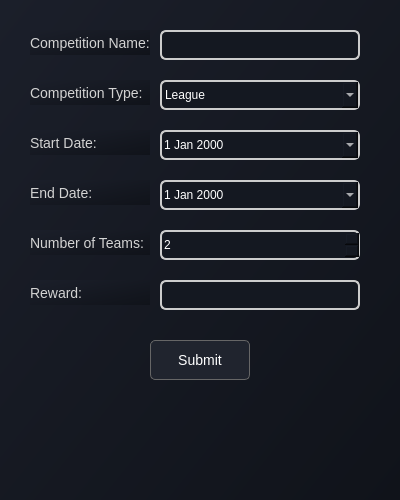
Above: addcompetitionwindow.ui from Azer-khadhraoui/ALDAWRY-FOOTBALL before the change. Below: the same form after it.
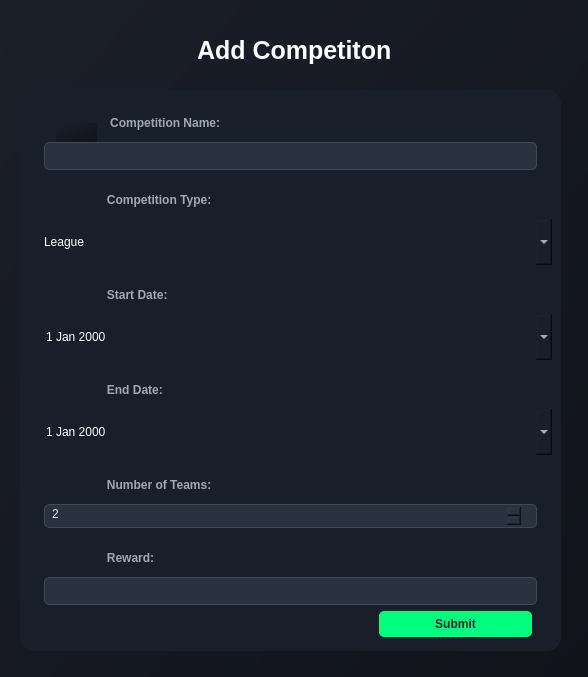
That is the form after the change. Icons and pictures are not drawn.

Patch:
```diff
--- a/addcompetitionwindow.ui
+++ b/addcompetitionwindow.ui
@@ -6,8 +6,8 @@
    <rect>
     <x>0</x>
     <y>0</y>
-    <width>400</width>
-    <height>500</height>
+    <width>588</width>
+    <height>677</height>
    </rect>
   </property>
   <property name="windowTitle">
@@ -16,262 +16,409 @@
   <property name="styleSheet">
    <string notr="true">background: qlineargradient(x1:0, y1:0, x2:1, y2:1, stop:0 #1b1f2a, stop:1 #10131a);</string>
   </property>
-
-  <!-- Competition Name -->
-  <widget class="QLabel" name="label_comp_name">
+  <widget class="QWidget" name="widget" native="true">
    <property name="geometry">
     <rect>
-     <x>30</x>
-     <y>30</y>
-     <width>120</width>
-     <height>25</height>
+     <x>20</x>
+     <y>90</y>
+     <width>541</width>
+     <height>561</height>
     </rect>
    </property>
    <property name="styleSheet">
-    <string notr="true">color: #D3D3D3; font-size: 14px;</string>
+    <string notr="true">background-color: rgb(25, 31, 42);
+    color: #FFFFFF;
+    font-family: 'Segoe UI', Arial, sans-serif;
+    font-size: 12px;
+    border-radius: 15px;
+    padding: 15px;
+    spacing: 2px;
+</string>
    </property>
-   <property name="text">
-    <string>Competition Name:</string>
-   </property>
+   <layout class="QVBoxLayout" name="verticalLayout_2">
+    <item>
+     <widget class="QWidget" name="widget" native="true">
+      <layout class="QVBoxLayout" name="verticalLayout">
+       <item>
+        <widget class="QLabel" name="label_comp_name">
+         <property name="styleSheet">
+          <string notr="true">color: #A0A8B7;
+font-weight: bold;
+padding-bottom: 5px;background-color:transparent;</string>
+         </property>
+         <property name="text">
+          <string>                   Competition Name:</string>
+         </property>
+        </widget>
+       </item>
+       <item>
+        <widget class="QLineEdit" name="lineEdit_comp_name">
+         <property name="styleSheet">
+          <string notr="true">background-color: #2A3240; /* Darker blue-gray for input fields */
+    border: 1px solid #3A4A5A; /* Subtle blue-gray border */
+    border-radius: 5px;
+    padding: 5px;
+    color: #E0E6ED; /* Light gray text for readability */
+    margin-left: 15px;
+    margin-right: 15px;
+</string>
+         </property>
+        </widget>
+       </item>
+       <item>
+        <widget class="QLabel" name="label_comp_type">
+         <property name="styleSheet">
+          <string notr="true">color: #A0A8B7;
+font-weight: bold;
+padding-bottom: 5px;background-color:transparent;</string>
+         </property>
+         <property name="text">
+          <string>                  Competition Type:</string>
+         </property>
+        </widget>
+       </item>
+       <item>
+        <widget class="QComboBox" name="comboBox_comp_type">
+         <property name="styleSheet">
+          <string notr="true">background-color: #2A3240;
+  border: 1px solid #3A4A5A;
+    border-radius: 5px;
+    padding: 5px;
+    color: #E0E6ED;
+    margin-left: 15px;
+    margin-right: 15px;
+
+comboBox_comp_type::drop-down {
+    border-left: 1px solid #3A4A5A;
+    width: 20px;
+}
+comboBox_comp_type::focus {
+    border: 1px solid #00FF7F;
+    background-color: #323A48;
+}</string>
+         </property>
+         <item>
+          <property name="text">
+           <string>League</string>
+          </property>
+         </item>
+         <item>
+          <property name="text">
+           <string>Tournament</string>
+          </property>
+         </item>
+         <item>
+          <property name="text">
+           <string>Cup</string>
+          </property>
+         </item>
+        </widget>
+       </item>
+       <item>
+        <widget class="QLabel" name="label_start_date">
+         <property name="styleSheet">
+          <string notr="true">color: #A0A8B7;
+font-weight: bold;
+padding-bottom: 5px;background-color:transparent;</string>
+         </property>
+         <property name="text">
+          <string>                  Start Date:</string>
+         </property>
+        </widget>
+       </item>
+       <item>
+        <widget class="QDateEdit" name="dateEdit_start_date">
+         <property name="styleSheet">
+          <string notr="true">background-color: #2A3240;
+  border: 1px solid #3A4A5A;
+    border-radius: 5px;
+    padding: 5px;
+    color: #E0E6ED;
+    margin-left: 15px;
+    margin-right: 15px;
+
+comboBox_comp_type::drop-down {
+    border-left: 1px solid #3A4A5A;
+    width: 20px;
+}
+comboBox_comp_type::focus {
+    border: 1px solid #00FF7F;
+    background-color: #323A48;
+}</string>
+         </property>
+         <property name="calendarPopup">
+          <bool>true</bool>
+         </property>
+        </widget>
+       </item>
+       <item>
+        <widget class="QLabel" name="label_end_date">
+         <property name="styleSheet">
+          <string notr="true">color: #A0A8B7;
+font-weight: bold;
+padding-bottom: 5px;background-color:transparent;</string>
+         </property>
+         <property name="text">
+          <string>                  End Date:</string>
+         </property>
+        </widget>
+       </item>
+       <item>
+        <widget class="QDateEdit" name="dateEdit_end_date">
+         <property name="styleSheet">
+          <string notr="true">background-color: #2A3240;
+  border: 1px solid #3A4A5A;
+    border-radius: 5px;
+    padding: 5px;
+    color: #E0E6ED;
+    margin-left: 15px;
+    margin-right: 15px;
+
+comboBox_comp_type::drop-down {
+    border-left: 1px solid #3A4A5A;
+    width: 20px;
+}
+comboBox_comp_type::focus {
+    border: 1px solid #00FF7F;
+    background-color: #323A48;
+}</string>
+         </property>
+         <property name="calendarPopup">
+          <bool>true</bool>
+         </property>
+        </widget>
+       </item>
+       <item>
+        <widget class="QLabel" name="label_numbers_teams">
+         <property name="styleSheet">
+          <string notr="true">color: #A0A8B7;
+font-weight: bold;
+padding-bottom: 5px;background-color:transparent;</string>
+         </property>
+         <property name="text">
+          <string>                  Number of Teams:</string>
+         </property>
+        </widget>
+       </item>
+       <item>
+        <widget class="QSpinBox" name="spinBox_numbers_teams">
+         <property name="styleSheet">
+          <string notr="true">background-color: #2A3240; /* Darker blue-gray for input fields */
+    border: 1px solid #3A4A5A; /* Subtle blue-gray border */
+    border-radius: 5px;
+    padding: 5px;
+    color: #E0E6ED; /* Light gray text for readability */
+    margin-left: 15px;
+    margin-right: 15px;
+    padding-top: 1px;
+</string>
+         </property>
+         <property name="minimum">
+          <number>2</number>
+         </property>
+         <property name="maximum">
+          <number>100</number>
+         </property>
+        </widget>
+       </item>
+       <item>
+        <widget class="QLabel" name="label_reward">
+         <property name="styleSheet">
+          <string notr="true">color: #A0A8B7;
+font-weight: bold;
+padding-bottom: 5px;background-color:transparent;</string>
+         </property>
+         <property name="text">
+          <string>                  Reward:</string>
+         </property>
+        </widget>
+       </item>
+       <item>
+        <widget class="QLineEdit" name="lineEdit_reward">
+         <property name="styleSheet">
+          <string notr="true">background-color: #2A3240; /* Darker blue-gray for input fields */
+    border: 1px solid #3A4A5A; /* Subtle blue-gray border */
+    border-radius: 5px;
+    padding: 5px;
+    color: #E0E6ED; /* Light gray text for readability */
+    margin-left: 15px;
+    margin-right: 15px;
+</string>
+         </property>
+        </widget>
+       </item>
+       <item>
+        <widget class="QPushButton" name="pushButton_submit">
+         <property name="styleSheet">
+          <string notr="true">background-color: #00FF7F; /* Green to match the accent */
+    color: #1A2633; /* Dark blue text for contrast */
+    font-size: 12px;
+    font-weight: bold;
+    border-radius: 5px;
+    padding: 6px 12px;
+    margin-left: 350px;
+    margin-right: 20px;
+    margin-bottom: 5px;</string>
+         </property>
+         <property name="text">
+          <string>Submit</string>
+         </property>
+        </widget>
+       </item>
+      </layout>
+     </widget>
+    </item>
+   </layout>
   </widget>
-  <widget class="QLineEdit" name="lineEdit_comp_name">
+  <widget class="QLabel" name="label_4">
    <property name="geometry">
     <rect>
-     <x>160</x>
+     <x>180</x>
      <y>30</y>
-     <width>200</width>
-     <height>30</height>
+     <width>231</width>
+     <height>41</height>
     </rect>
    </property>
-   <property name="styleSheet">
-    <string notr="true">background-color: #141821;
-border: 2px solid #cccccc;
-border-radius: 6px;
-padding: 6px 10px;
-font-size: 14px;
-color: white;</string>
+   <property name="font">
+    <font>
+     <pointsize>-1</pointsize>
+     <bold>true</bold>
+    </font>
    </property>
-  </widget>
+   <property name="styleSheet">
+    <string notr="true">/* Style for the Adjust Team title label */
+QLabel#label_4 {
+    background-color: transparent; /* Dark background matching the app */
+    color: #FFFFFF; /* White text for contrast */
+    font-size: 25px; /* Larger font for title emphasis */
+    font-weight: bold; /* Bold for a strong title appearance */
 
-  <!-- Competition Type -->
-  <widget class="QLabel" name="label_comp_type">
-   <property name="geometry">
-    <rect>
-     <x>30</x>
-     <y>80</y>
-     <width>120</width>
-     <height>25</height>
-    </rect>
+
+    padding: 5px 10px; /* Padding for a balanced look */
+}</string>
    </property>
-   <property name="styleSheet">
-    <string notr="true">color: #D3D3D3; font-size: 14px;</string>
-   </property>
    <property name="text">
-    <string>Competition Type:</string>
+    <string>Add Competiton</string>
    </property>
   </widget>
-  <widget class="QComboBox" name="comboBox_comp_type">
+  <widget class="QLabel" name="label">
    <property name="geometry">
     <rect>
-     <x>160</x>
-     <y>80</y>
-     <width>200</width>
-     <height>30</height>
+     <x>56</x>
+     <y>123</y>
+     <width>41</width>
+     <height>19</height>
     </rect>
    </property>
-   <property name="styleSheet">
-    <string notr="true">background-color: #141821;
-border: 2px solid #cccccc;
-border-radius: 6px;
-color: white;</string>
-   </property>
-   <item>
-    <property name="text">
-     <string>League</string>
-    </property>
-   </item>
-   <item>
-    <property name="text">
-     <string>Tournament</string>
-    </property>
-   </item>
-   <item>
-    <property name="text">
-     <string>Cup</string>
-    </property>
-   </item>
-  </widget>
-
-  <!-- Start Date -->
-  <widget class="QLabel" name="label_start_date">
-   <property name="geometry">
-    <rect>
-     <x>30</x>
-     <y>130</y>
-     <width>120</width>
-     <height>25</height>
-    </rect>
-   </property>
-   <property name="styleSheet">
-    <string notr="true">color: #D3D3D3; font-size: 14px;</string>
-   </property>
    <property name="text">
-    <string>Start Date:</string>
+    <string/>
    </property>
-  </widget>
-  <widget class="QDateEdit" name="dateEdit_start_date">
-   <property name="geometry">
-    <rect>
-     <x>160</x>
-     <y>130</y>
-     <width>200</width>
-     <height>30</height>
-    </rect>
+   <property name="pixmap">
+    <pixmap resource="resources.qrc">:/images/compName.png</pixmap>
    </property>
-   <property name="styleSheet">
-    <string notr="true">background-color: #141821;
-border: 2px solid #cccccc;
-border-radius: 6px;
-color: white;</string>
-   </property>
-   <property name="calendarPopup">
+   <property name="scaledContents">
     <bool>true</bool>
    </property>
   </widget>
-
-  <!-- End Date -->
-  <widget class="QLabel" name="label_end_date">
+  <widget class="QLabel" name="label_2">
    <property name="geometry">
     <rect>
-     <x>30</x>
-     <y>180</y>
-     <width>120</width>
-     <height>25</height>
+     <x>60</x>
+     <y>207</y>
+     <width>20</width>
+     <height>14</height>
     </rect>
    </property>
    <property name="styleSheet">
-    <string notr="true">color: #D3D3D3; font-size: 14px;</string>
+    <string notr="true">background-color: TRANSPARENT;</string>
    </property>
    <property name="text">
-    <string>End Date:</string>
+    <string/>
    </property>
-  </widget>
-  <widget class="QDateEdit" name="dateEdit_end_date">
-   <property name="geometry">
-    <rect>
-     <x>160</x>
-     <y>180</y>
-     <width>200</width>
-     <height>30</height>
-    </rect>
+   <property name="pixmap">
+    <pixmap resource="resources.qrc">:/images/compType.png</pixmap>
    </property>
-   <property name="styleSheet">
-    <string notr="true">background-color: #141821;
-border: 2px solid #cccccc;
-border-radius: 6px;
-color: white;</string>
-   </property>
-   <property name="calendarPopup">
+   <property name="scaledContents">
     <bool>true</bool>
    </property>
   </widget>
-
-  <!-- Number of Teams -->
-  <widget class="QLabel" name="label_numbers_teams">
+  <widget class="QLabel" name="label_3">
    <property name="geometry">
     <rect>
-     <x>30</x>
-     <y>230</y>
-     <width>120</width>
-     <height>25</height>
+     <x>57</x>
+     <y>286</y>
+     <width>20</width>
+     <height>20</height>
     </rect>
    </property>
    <property name="styleSheet">
-    <string notr="true">color: #D3D3D3; font-size: 14px;</string>
+    <string notr="true">background-color: TRANSPARENT;</string>
    </property>
    <property name="text">
-    <string>Number of Teams:</string>
+    <string/>
    </property>
   </widget>
-  <widget class="QSpinBox" name="spinBox_numbers_teams">
+  <widget class="QLabel" name="label_5">
    <property name="geometry">
     <rect>
-     <x>160</x>
-     <y>230</y>
-     <width>200</width>
+     <x>53</x>
+     <y>365</y>
+     <width>30</width>
      <height>30</height>
     </rect>
    </property>
    <property name="styleSheet">
-    <string notr="true">background-color: #141821;
-border: 2px solid #cccccc;
-border-radius: 6px;
-color: white;</string>
+    <string notr="true">background-color: TRANSPARENT;</string>
    </property>
-   <property name="minimum">
-    <number>2</number>
+   <property name="text">
+    <string/>
    </property>
-   <property name="maximum">
-    <number>100</number>
+   <property name="pixmap">
+    <pixmap resource="resources.qrc">:/images/ExpDate.png</pixmap>
    </property>
   </widget>
-
-  <!-- Reward -->
-  <widget class="QLabel" name="label_reward">
+  <widget class="QLabel" name="label_6">
    <property name="geometry">
     <rect>
-     <x>30</x>
-     <y>280</y>
-     <width>120</width>
-     <height>25</height>
+     <x>60</x>
+     <y>455</y>
+     <width>20</width>
+     <height>20</height>
     </rect>
    </property>
    <property name="styleSheet">
-    <string notr="true">color: #D3D3D3; font-size: 14px;</string>
+    <string notr="true">background-color: TRANSPARENT;</string>
    </property>
    <property name="text">
-    <string>Reward:</string>
+    <string/>
    </property>
-  </widget>
-  <widget class="QLineEdit" name="lineEdit_reward">
-   <property name="geometry">
-    <rect>
-     <x>160</x>
-     <y>280</y>
-     <width>200</width>
-     <height>30</height>
-    </rect>
+   <property name="pixmap">
+    <pixmap resource="resources.qrc">:/images/numbers.png</pixmap>
    </property>
-   <property name="styleSheet">
-    <string notr="true">background-color: #141821;
-border: 2px solid #cccccc;
-border-radius: 6px;
-padding: 6px 10px;
-font-size: 14px;
-color: white;</string>
+   <property name="scaledContents">
+    <bool>true</bool>
    </property>
   </widget>
-
-  <!-- Submit Button -->
-  <widget class="QPushButton" name="pushButton_submit">
+  <widget class="QLabel" name="label_7">
    <property name="geometry">
     <rect>
-     <x>150</x>
-     <y>340</y>
-     <width>100</width>
-     <height>40</height>
+     <x>60</x>
+     <y>526</y>
+     <width>20</width>
+     <height>24</height>
     </rect>
    </property>
    <property name="styleSheet">
-    <string notr="true">background-color: #20242e;
-color: white;
-border-radius: 5px;
-padding: 6px 12px;
-border: 1px solid #666666;
-font-size: 14px;</string>
+    <string notr="true">background-color: TRANSPARENT;</string>
    </property>
    <property name="text">
-    <string>Submit</string>
+    <string/>
+   </property>
+   <property name="pixmap">
+    <pixmap resource="resources.qrc">:/images/reward.png</pixmap>
+   </property>
+   <property name="scaledContents">
+    <bool>true</bool>
    </property>
   </widget>
  </widget>
```
Left out of the diff: 13 changed lines with no effect on the pictures.
